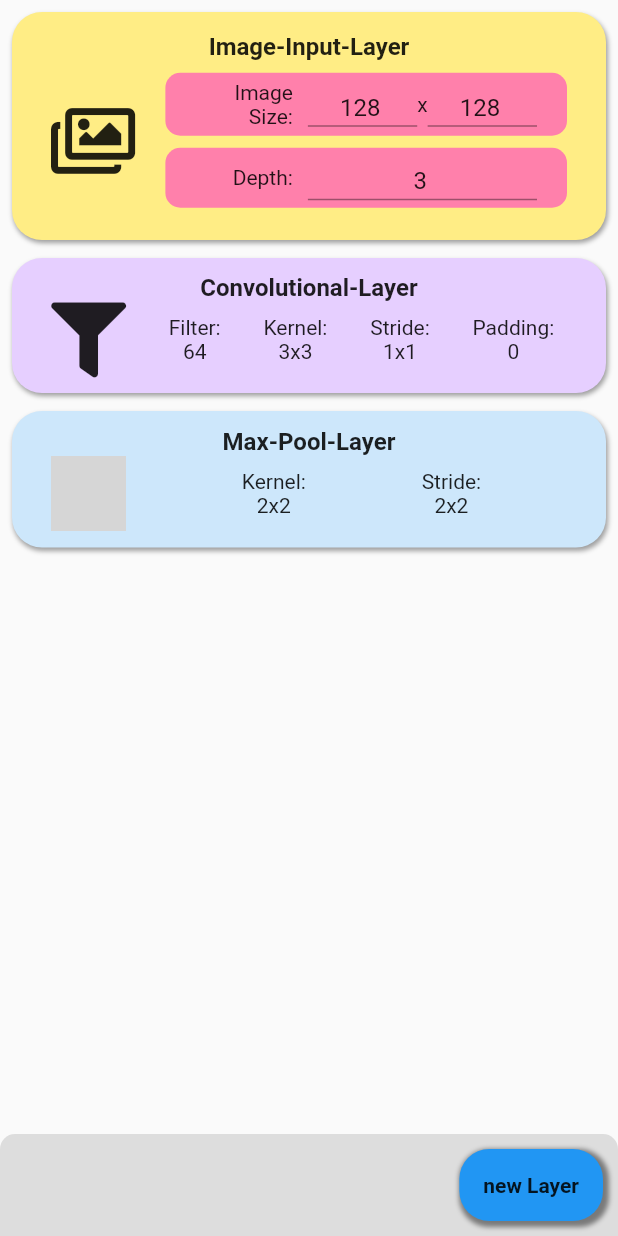
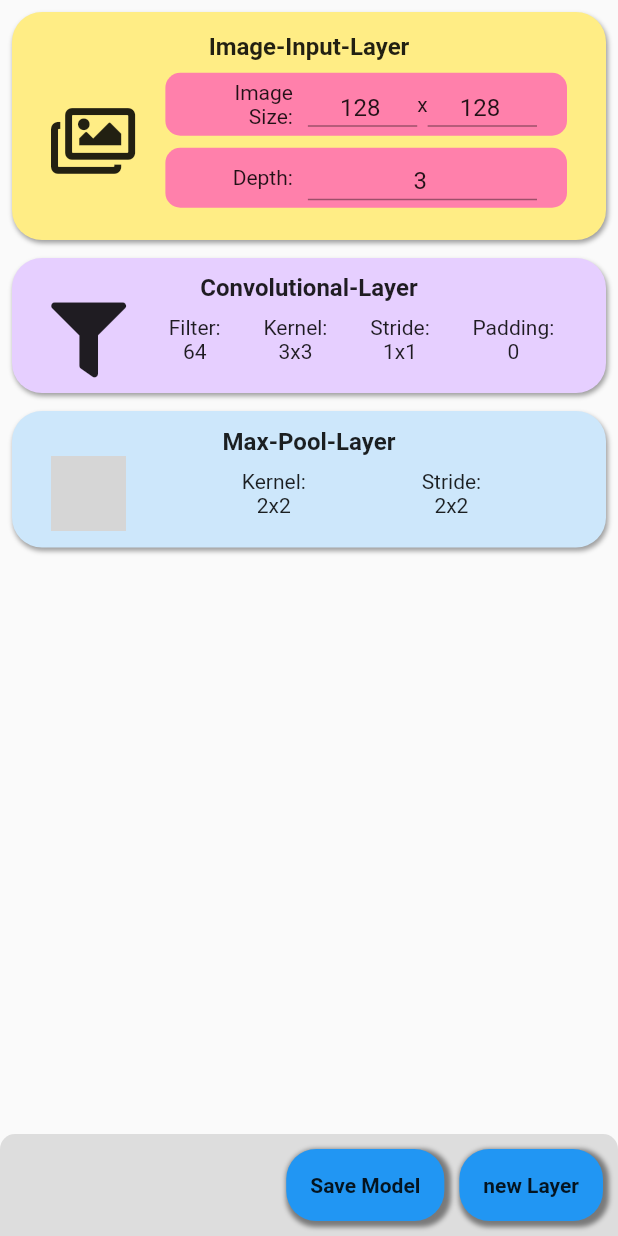
Before and after one commit to aeAlex/dnnImageLayerCalculator, a Flutter app: the screen it shows after launch, on a phone screen of 412 x 824 dp. Run offline on Flutter 3.47's test engine with Material 2 defaults, Android fonts, the phone set to English and light mode, and no system bars; our stand-ins replace font_awesome_flutter; grey boxes are pictures that could not be loaded.

Commit message:
Implemented the widget of the "Save Model" button and created the saveModel.dart file

```diff
--- /dev/null
+++ b/lib/constants.dart
@@ -0,0 +1,13 @@
+import 'package:flutter/material.dart';
+
+const LayerScreenBottomButtonBoxDecoration = BoxDecoration(
+  color: Colors.blue,
+  borderRadius: BorderRadius.all(Radius.circular(20.0)),
+  boxShadow: [
+    BoxShadow(
+        color: Colors.black45,
+        blurRadius: 2.0,
+        spreadRadius: 2.0,
+        offset: Offset(2.0, 2.0)),
+  ],
+);
--- /dev/null
+++ b/lib/models/saveModel.dart
@@ -0,0 +1,5 @@
+import 'layers.dart';
+
+void saveModel(Layers layers, String name) {
+  print("saving Model!");
+}
--- a/lib/screens/layerScreen.dart
+++ b/lib/screens/layerScreen.dart
@@ -1,5 +1,7 @@
 import 'package:flutter/material.dart';
+import 'package:imageshapecalculator/constants.dart';
 import 'package:imageshapecalculator/models/evaluateLayers.dart';
+import 'package:imageshapecalculator/models/saveModel.dart';
 import 'package:imageshapecalculator/screens/newLayerSubScreen.dart';
 
 import 'package:provider/provider.dart';
@@ -94,7 +96,8 @@ class _LayerScreenState extends State<LayerScreen> {
                         child: Row(
                           mainAxisAlignment: MainAxisAlignment.end,
                           children: <Widget>[
-                            NewLayerButton(parrent: this),
+                            SaveModelsButton(parent: this),
+                            NewLayerButton(parent: this),
                           ],
                         ),
                       )
@@ -107,39 +110,100 @@ class _LayerScreenState extends State<LayerScreen> {
   }
 }
 
-class NewLayerButton extends StatelessWidget {
-  final _LayerScreenState parrent;
+class SaveModelsButton extends StatefulWidget {
+  final _LayerScreenState parent;
 
-  const NewLayerButton({Key key, @required this.parrent}) : super(key: key);
+  const SaveModelsButton({
+    Key key,
+    @required this.parent,
+  }) : super(key: key);
+
+  @override
+  _SaveModelsButtonState createState() => _SaveModelsButtonState();
+}
+
+class _SaveModelsButtonState extends State<SaveModelsButton> {
+  TextEditingController textFieldController;
+
+  @override
+  void initState() {
+    super.initState();
+
+    textFieldController = TextEditingController();
+  }
+
+  @override
+  void dispose() {
+    textFieldController.dispose();
+    super.dispose();
+  }
 
   @override
   Widget build(BuildContext context) {
     return Container(
-      decoration: BoxDecoration(
-        color: Colors.blue,
-        borderRadius: BorderRadius.all(Radius.circular(20.0)),
-        boxShadow: [
-          BoxShadow(
-              color: Colors.black45,
-              blurRadius: 2.0,
-              spreadRadius: 2.0,
-              offset: Offset(2.0, 2.0)),
-        ],
+      decoration: LayerScreenBottomButtonBoxDecoration,
+      child: FlatButton(
+        onPressed: () {
+          showDialog(
+              context: context,
+              builder: (BuildContext ctx) {
+                return AlertDialog(
+                  title: Text("Do you want to save the Model?"),
+                  content: TextField(
+                    decoration: InputDecoration(hintText: "Name of your Model"),
+                    controller: textFieldController,
+                  ),
+                  actions: <Widget>[
+                    FlatButton(
+                      child: Text("cancel"),
+                      onPressed: () {
+                        Navigator.of(ctx).pop();
+                      },
+                    ),
+                    FlatButton(
+                      child: Text("save"),
+                      onPressed: () {
+                        String modelName = textFieldController.text;
+                        saveModel(this.widget.parent.layers, modelName);
+                        Navigator.of(ctx).pop();
+                      },
+                    ),
+                  ],
+                );
+              });
+        },
+        child: Text(
+          "Save Model",
+          style: TextStyle(fontWeight: FontWeight.w700),
+        ),
       ),
+    );
+  }
+}
+
+class NewLayerButton extends StatelessWidget {
+  final _LayerScreenState parent;
+
+  const NewLayerButton({Key key, @required this.parent}) : super(key: key);
+
+  @override
+  Widget build(BuildContext context) {
+    return Container(
+      decoration: LayerScreenBottomButtonBoxDecoration,
       margin: EdgeInsets.all(10.0),
       child: FlatButton(
         onPressed: () {
-          this.parrent.bottomSheet = showBottomSheet(
+          this.parent.bottomSheet = showBottomSheet(
             context: context,
-            builder: (context) => NewLayerSubScreen(
-                updateUiFunction: this.parrent.scrollToBottom),
+            builder: (context) =>
+                NewLayerSubScreen(updateUiFunction: this.parent.scrollToBottom),
           );
-          this.parrent.setIsSubScreenShown(true);
+          this.parent.setIsSubScreenShown(true);
           this
-              .parrent
+              .parent
               .bottomSheet
               .closed
-              .then((value) => this.parrent.setIsSubScreenShown(false));
+              .then((value) => this.parent.setIsSubScreenShown(false));
         },
         child: Text(
           "new Layer",
```
